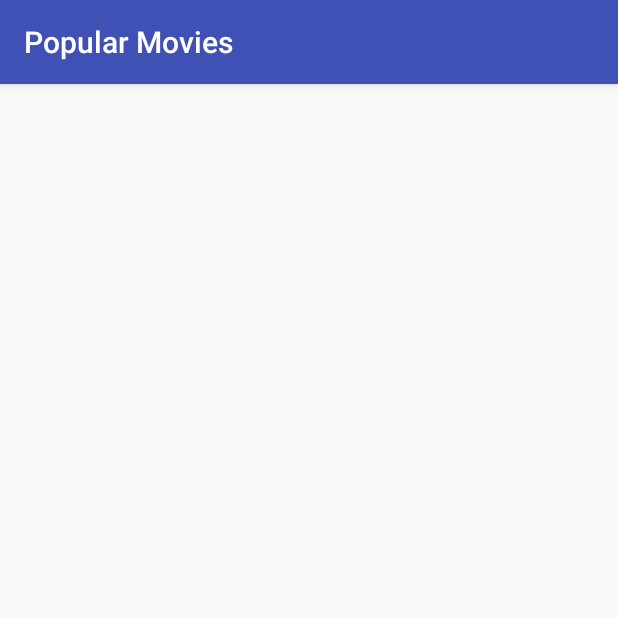
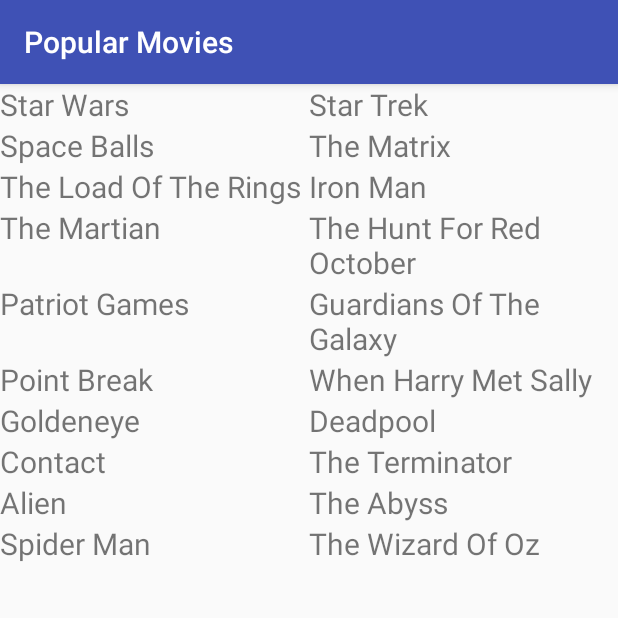
Before and after one commit to EricRybarczyk/PopularMovies, an Android app: the screen it shows after launch (MainActivity), on a phone screen of 412 x 824 dp, the top half of it. Run offline under Robolectric (Android 15) with nearby library versions, the phone set to English and light mode, and no system bars; 2 statements that could not run were skipped.

Commit message:
Simple RecyclerView with TextView items is functional

```diff
--- a/app/src/main/java/com/example/ericrybarczyk/popularmovies/MainActivity.java
+++ b/app/src/main/java/com/example/ericrybarczyk/popularmovies/MainActivity.java
@@ -2,12 +2,30 @@ package com.example.ericrybarczyk.popularmovies;
 
 import android.support.v7.app.AppCompatActivity;
 import android.os.Bundle;
+import android.support.v7.widget.GridLayoutManager;
+import android.support.v7.widget.RecyclerView;
 
 public class MainActivity extends AppCompatActivity {
+
+    MovieAdapter movieAdapter;
+    MovieService movieService;
 
     @Override
     protected void onCreate(Bundle savedInstanceState) {
         super.onCreate(savedInstanceState);
         setContentView(R.layout.activity_main);
+
+        // set up the movie service
+        this.movieService = new MovieService(this);
+
+        // set up the RecyclerView and layout
+        // TODO - butterknife
+        RecyclerView recyclerView = findViewById(R.id.rv_movies);
+        GridLayoutManager layoutManager = new GridLayoutManager(this, 2);
+
+        recyclerView.setLayoutManager(layoutManager);
+
+        movieAdapter = new MovieAdapter(movieService);
+        recyclerView.setAdapter(movieAdapter);
     }
 }
--- a/app/src/main/java/com/example/ericrybarczyk/popularmovies/MovieAdapter.java
+++ b/app/src/main/java/com/example/ericrybarczyk/popularmovies/MovieAdapter.java
@@ -1,15 +1,24 @@
 package com.example.ericrybarczyk.popularmovies;
 
-import android.content.Context;
 import android.support.annotation.NonNull;
 import android.support.v7.widget.RecyclerView;
 import android.view.LayoutInflater;
 import android.view.View;
 import android.view.ViewGroup;
 import android.widget.ImageView;
+import android.widget.TextView;
+
+import java.util.List;
 
 public class MovieAdapter extends RecyclerView.Adapter<MovieAdapter.MovieHolder> {
 
+    private int numberOfMovies;
+    private List<String> movieList;
+
+    public MovieAdapter(MovieService movieService) {
+        this.movieList = movieService.getMovies();
+        this.numberOfMovies = this.movieList.size();
+    }
 
     @NonNull
     @Override
@@ -21,27 +30,30 @@ public class MovieAdapter extends RecyclerView.Adapter<MovieAdapter.MovieHolder>
 
     @Override
     public void onBindViewHolder(@NonNull MovieHolder holder, int position) {
-
+        String movie = movieList.get(position);
+        holder.movieTextView.setText(movie);
     }
 
     @Override
     public int getItemCount() {
-        return 0;
+        return numberOfMovies;
     }
 
 
     public class MovieHolder extends RecyclerView.ViewHolder {
 
         ImageView movieImageView;
+        TextView movieTextView;
 
         public MovieHolder(View itemView) {
             super(itemView);
             // TODO - look into using Butterknife
-            movieImageView = itemView.findViewById(R.id.iv_movie_item);
+//            movieImageView = itemView.findViewById(R.id.iv_movie_item);
+            movieTextView = itemView.findViewById(R.id.iv_movie_item);
         }
 
         void bind() {
-            // TODO - I think this is where I will set up the image
+            // TODO - I think this is where I will set up the image ... or do I not really need this? Other demos just handle in constructor like above.
         }
     }
 
--- a/app/src/main/java/com/example/ericrybarczyk/popularmovies/MovieService.java
+++ b/app/src/main/java/com/example/ericrybarczyk/popularmovies/MovieService.java
@@ -1,7 +1,50 @@
 package com.example.ericrybarczyk.popularmovies;
 
+import android.content.Context;
+import android.content.res.Resources;
+import android.content.res.XmlResourceParser;
+
+import java.util.ArrayList;
+import java.util.List;
+
 public class MovieService {
-    //
+
+    private String movieApiKey;
 
 
+    public MovieService(Context context) {
+        Resources resources = context.getResources();
+        XmlResourceParser parser = resources.getXml(R.xml.keys);
+
+        // TODO - figure out how to do read the xml file
+
+        parser.close();
+    }
+
+    public List<String> getMovies() {
+
+        ArrayList<String> movies = new ArrayList<>();
+        movies.add("Star Wars");
+        movies.add("Star Trek");
+        movies.add("Space Balls");
+        movies.add("The Matrix");
+        movies.add("The Load Of The Rings");
+        movies.add("Iron Man");
+        movies.add("The Martian");
+        movies.add("The Hunt For Red October");
+        movies.add("Patriot Games");
+        movies.add("Guardians Of The Galaxy");
+        movies.add("Point Break");
+        movies.add("When Harry Met Sally");
+        movies.add("Goldeneye");
+        movies.add("Deadpool");
+        movies.add("Contact");
+        movies.add("The Terminator");
+        movies.add("Alien");
+        movies.add("The Abyss");
+        movies.add("Spider Man");
+        movies.add("The Wizard Of Oz");
+
+        return movies;
+    }
 }
--- a/app/src/main/res/layout/movie_list_item.xml
+++ b/app/src/main/res/layout/movie_list_item.xml
@@ -1,11 +1,12 @@
 <?xml version="1.0" encoding="utf-8"?>
 <FrameLayout xmlns:android="http://schemas.android.com/apk/res/android"
     android:layout_width="match_parent"
-    android:layout_height="match_parent">
+    android:layout_height="wrap_content">
 
-    <ImageView
+    <TextView
         android:id="@+id/iv_movie_item"
-        android:layout_width="match_parent"
-        android:layout_height="match_parent" />
+        android:layout_width="wrap_content"
+        android:layout_height="wrap_content"
+        android:textSize="20sp" />
 
 </FrameLayout>
```
Also changed, not shown: 1 other file.
